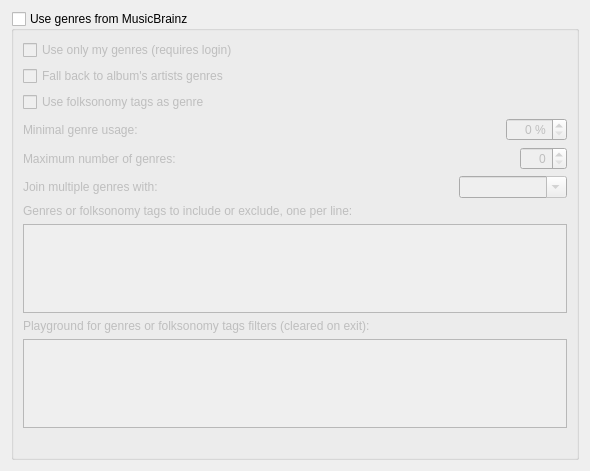
Qt form ui/options_genres.ui (metabrainz/picard) before a commit.
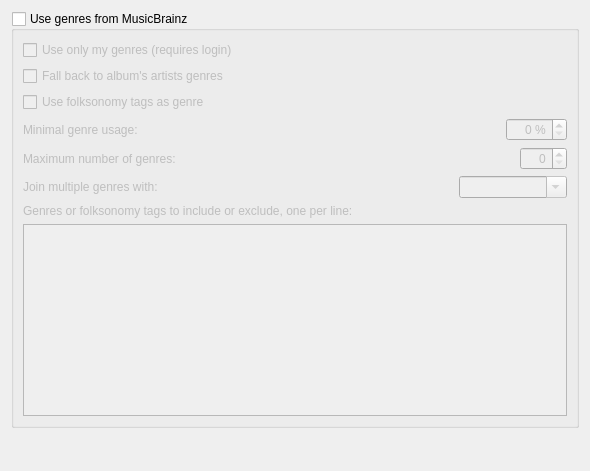
The same form after that commit.

Commit message: Refactor Playground into a self-contained QGroupBox widget

```diff
--- a/ui/options_genres.ui
+++ b/ui/options_genres.ui
@@ -216,26 +216,6 @@
       <item>
        <widget class="QPlainTextEdit" name="genres_filter"/>
       </item>
-      <item>
-       <widget class="QLabel" name="label_test_genres_filter">
-        <property name="text">
-         <string>Playground for genres or folksonomy tags filters (cleared on exit):</string>
-        </property>
-        <property name="buddy">
-         <cstring>test_genres_filter</cstring>
-        </property>
-       </widget>
-      </item>
-      <item>
-       <widget class="QPlainTextEdit" name="test_genres_filter"/>
-      </item>
-      <item>
-       <widget class="QLabel" name="label_test_genres_filter_error">
-        <property name="text">
-         <string/>
-        </property>
-       </widget>
-      </item>
      </layout>
     </widget>
    </item>
```
The commit also changes 10 other files.
